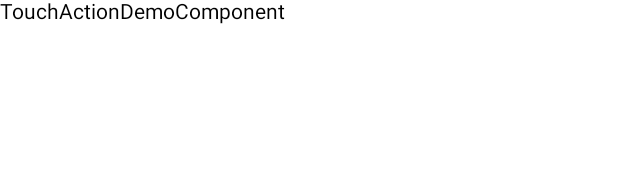
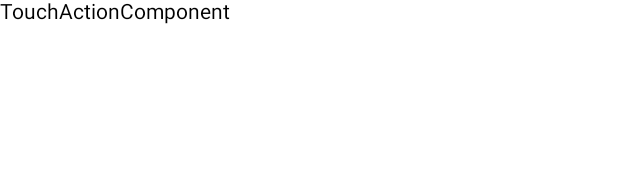
Before and after one commit to Pick-Point/PickPoint, an Android app built with Jetpack Compose: the @Preview function TouchLogicTestPreview, on a phone screen of 412 x 824 dp. Shown: the top 193 px of the screen. Run offline under Robolectric (Android 15) with nearby library versions, the phone set to English and light mode, and no system bars.

Commit message:
[refactor]: TouchActionDemoComponent -> TouchActionComponent 파일명 변경

```diff
--- a/app/src/main/java/com/pickpoint/pickpoint/ui/common/component/TouchActionDemoComponent.kt
+++ b/app/src/main/java/com/pickpoint/pickpoint/ui/common/component/TouchActionComponent.kt
@@ -1,17 +1,13 @@
 package com.pickpoint.pickpoint.ui.common.component
 
-import androidx.compose.foundation.gestures.detectTapGestures
 import androidx.compose.foundation.layout.Box
 import androidx.compose.foundation.layout.fillMaxSize
 import androidx.compose.foundation.layout.offset
 import androidx.compose.material3.Text
 import androidx.compose.runtime.Composable
-import androidx.compose.runtime.getValue
 import androidx.compose.runtime.mutableStateListOf
 import androidx.compose.runtime.mutableStateMapOf
-import androidx.compose.runtime.mutableStateOf
 import androidx.compose.runtime.remember
-import androidx.compose.runtime.setValue
 import androidx.compose.ui.Modifier
 import androidx.compose.ui.geometry.Offset
 import androidx.compose.ui.graphics.Color
@@ -25,7 +21,7 @@ import kotlin.math.roundToInt
 
 
 @Composable
-fun TouchActionDemoComponent(modifier: Modifier = Modifier) {
+fun TouchActionComponent(modifier: Modifier = Modifier) {
     // 각 터치의 포인터 ID와 위치 정보를 저장하는 상태 리스트
     val touchPoints = remember { mutableStateMapOf<Long, Pair<Offset, Color>>() }
     val pointColorList = LocalPointColors.current.getPointColorList()
@@ -33,7 +29,7 @@ fun TouchActionDemoComponent(modifier: Modifier = Modifier) {
     val pointSize = 100
 
     Box(
-        modifier = Modifier
+        modifier = modifier
             .fillMaxSize()
             // pointerInput을 이용해 터치 이벤트를 감지
             .pointerInput(Unit) {
@@ -63,13 +59,13 @@ fun TouchActionDemoComponent(modifier: Modifier = Modifier) {
                 }
             }
     ) {
-        Text("TouchActionDemoComponent")
+        Text("TouchActionComponent")
         // 현재 활성화된 각 터치에 대해 Point composable 표시
         touchPoints.forEach { (_, data) ->
             val (position, color) = data
             // offset을 이용해 터치한 위치에 Point를 배치
             CircleButton(
-                modifier = Modifier.offset {
+                modifier = modifier.offset {
                     IntOffset(
                         (position.x - (pointSize/2).dp.toPx()).roundToInt(),
                         (position.y - (pointSize/2).dp.toPx()).roundToInt()
@@ -88,5 +84,5 @@ fun TouchActionDemoComponent(modifier: Modifier = Modifier) {
 @Preview(showBackground = true)
 @Composable
 private fun TouchLogicTestPreview() {
-    TouchActionDemoComponent()
+    TouchActionComponent()
 }
```
